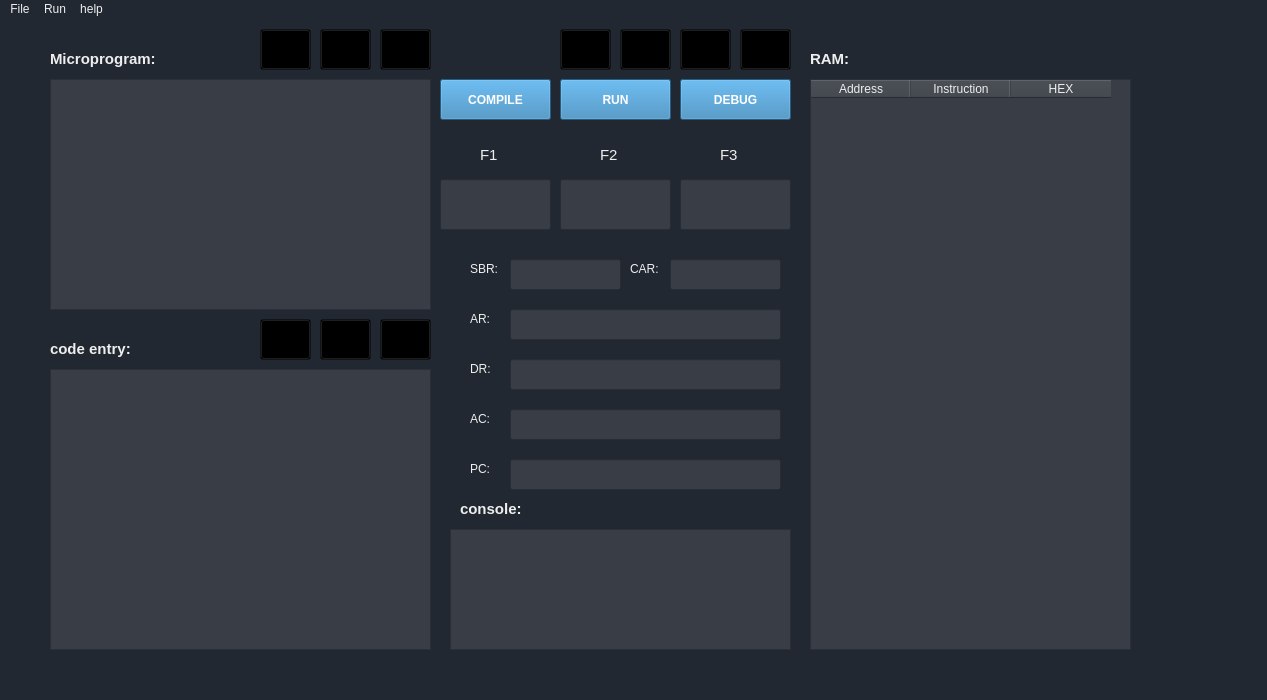
This is MicroProgram-Simulator/mainwindow.ui in falakian/MicroProgram-Simulator as Qt 5 draws it before an edit. The edited form follows.
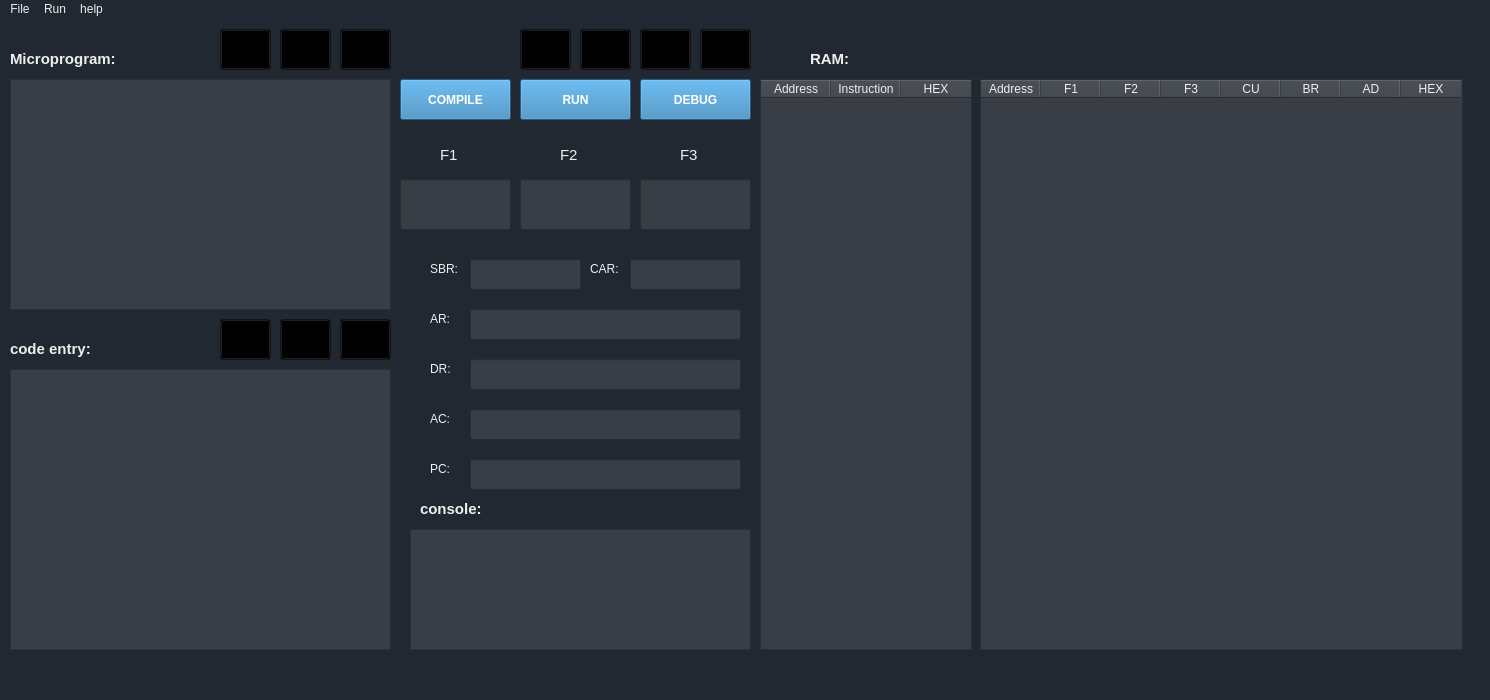
This is the edited form. Icons and pictures are not drawn.

Commit message: Microprogram print function

Patch:
```diff
--- a/MicroProgram-Simulator/mainwindow.ui
+++ b/MicroProgram-Simulator/mainwindow.ui
@@ -6,10 +6,16 @@
    <rect>
     <x>0</x>
     <y>0</y>
-    <width>1267</width>
+    <width>1490</width>
     <height>700</height>
    </rect>
   </property>
+  <property name="sizePolicy">
+   <sizepolicy hsizetype="Preferred" vsizetype="Preferred">
+    <horstretch>0</horstretch>
+    <verstretch>0</verstretch>
+   </sizepolicy>
+  </property>
   <property name="font">
    <font>
     <bold>true</bold>
@@ -34,7 +40,7 @@
    <widget class="QListView" name="listView">
     <property name="geometry">
      <rect>
-      <x>50</x>
+      <x>10</x>
       <y>60</y>
       <width>381</width>
       <height>231</height>
@@ -48,7 +54,7 @@
    <widget class="QListView" name="listView_2">
     <property name="geometry">
      <rect>
-      <x>50</x>
+      <x>10</x>
       <y>350</y>
       <width>381</width>
       <height>281</height>
@@ -64,7 +70,7 @@
     </property>
     <property name="geometry">
      <rect>
-      <x>510</x>
+      <x>470</x>
       <y>290</y>
       <width>271</width>
       <height>31</height>
@@ -83,7 +89,7 @@
     </property>
     <property name="geometry">
      <rect>
-      <x>510</x>
+      <x>470</x>
       <y>340</y>
       <width>271</width>
       <height>31</height>
@@ -102,7 +108,7 @@
     </property>
     <property name="geometry">
      <rect>
-      <x>510</x>
+      <x>470</x>
       <y>390</y>
       <width>271</width>
       <height>31</height>
@@ -121,7 +127,7 @@
     </property>
     <property name="geometry">
      <rect>
-      <x>510</x>
+      <x>470</x>
       <y>440</y>
       <width>271</width>
       <height>31</height>
@@ -140,7 +146,7 @@
     </property>
     <property name="geometry">
      <rect>
-      <x>450</x>
+      <x>410</x>
       <y>510</y>
       <width>341</width>
       <height>121</height>
@@ -164,7 +170,7 @@
    <widget class="QLabel" name="label">
     <property name="geometry">
      <rect>
-      <x>470</x>
+      <x>430</x>
       <y>290</y>
       <width>21</width>
       <height>20</height>
@@ -177,7 +183,7 @@
    <widget class="QLabel" name="label_2">
     <property name="geometry">
      <rect>
-      <x>470</x>
+      <x>430</x>
       <y>340</y>
       <width>21</width>
       <height>20</height>
@@ -190,7 +196,7 @@
    <widget class="QLabel" name="label_3">
     <property name="geometry">
      <rect>
-      <x>470</x>
+      <x>430</x>
       <y>390</y>
       <width>21</width>
       <height>20</height>
@@ -203,7 +209,7 @@
    <widget class="QLabel" name="label_4">
     <property name="geometry">
      <rect>
-      <x>470</x>
+      <x>430</x>
       <y>440</y>
       <width>31</width>
       <height>20</height>
@@ -216,7 +222,7 @@
    <widget class="QLabel" name="label_5">
     <property name="geometry">
      <rect>
-      <x>460</x>
+      <x>420</x>
       <y>480</y>
       <width>101</width>
       <height>20</height>
@@ -235,7 +241,7 @@
    <widget class="QPushButton" name="pushButton">
     <property name="geometry">
      <rect>
-      <x>440</x>
+      <x>400</x>
       <y>60</y>
       <width>111</width>
       <height>41</height>
@@ -262,7 +268,7 @@
    <widget class="QPushButton" name="pushButton_2">
     <property name="geometry">
      <rect>
-      <x>560</x>
+      <x>520</x>
       <y>60</y>
       <width>111</width>
       <height>41</height>
@@ -289,7 +295,7 @@
    <widget class="QPushButton" name="pushButton_3">
     <property name="geometry">
      <rect>
-      <x>680</x>
+      <x>640</x>
       <y>60</y>
       <width>111</width>
       <height>41</height>
@@ -316,7 +322,7 @@
    <widget class="QPushButton" name="next_step">
     <property name="geometry">
      <rect>
-      <x>560</x>
+      <x>520</x>
       <y>10</y>
       <width>51</width>
       <height>41</height>
@@ -341,7 +347,7 @@
    <widget class="QPushButton" name="restart">
     <property name="geometry">
      <rect>
-      <x>620</x>
+      <x>580</x>
       <y>10</y>
       <width>51</width>
       <height>41</height>
@@ -363,7 +369,7 @@
    <widget class="QPushButton" name="continue_2">
     <property name="geometry">
      <rect>
-      <x>680</x>
+      <x>640</x>
       <y>10</y>
       <width>51</width>
       <height>41</height>
@@ -385,7 +391,7 @@
    <widget class="QPushButton" name="stop">
     <property name="geometry">
      <rect>
-      <x>740</x>
+      <x>700</x>
       <y>10</y>
       <width>51</width>
       <height>41</height>
@@ -410,7 +416,7 @@
     </property>
     <property name="geometry">
      <rect>
-      <x>50</x>
+      <x>10</x>
       <y>60</y>
       <width>381</width>
       <height>231</height>
@@ -440,7 +446,7 @@
     </property>
     <property name="geometry">
      <rect>
-      <x>50</x>
+      <x>10</x>
       <y>350</y>
       <width>381</width>
       <height>281</height>
@@ -456,7 +462,7 @@
    <widget class="QLabel" name="label_6">
     <property name="geometry">
      <rect>
-      <x>50</x>
+      <x>10</x>
       <y>30</y>
       <width>131</width>
       <height>20</height>
@@ -475,7 +481,7 @@
    <widget class="QLabel" name="label_7">
     <property name="geometry">
      <rect>
-      <x>50</x>
+      <x>10</x>
       <y>320</y>
       <width>131</width>
       <height>20</height>
@@ -513,7 +519,7 @@
    <widget class="QPushButton" name="new_assembly">
     <property name="geometry">
      <rect>
-      <x>380</x>
+      <x>340</x>
       <y>300</y>
       <width>51</width>
       <height>41</height>
@@ -535,7 +541,7 @@
    <widget class="QPushButton" name="open_assembly">
     <property name="geometry">
      <rect>
-      <x>320</x>
+      <x>280</x>
       <y>300</y>
       <width>51</width>
       <height>41</height>
@@ -557,7 +563,7 @@
    <widget class="QPushButton" name="save_assembly">
     <property name="geometry">
      <rect>
-      <x>260</x>
+      <x>220</x>
       <y>300</y>
       <width>51</width>
       <height>41</height>
@@ -579,7 +585,7 @@
    <widget class="QPushButton" name="save_micro">
     <property name="geometry">
      <rect>
-      <x>260</x>
+      <x>220</x>
       <y>10</y>
       <width>51</width>
       <height>41</height>
@@ -601,7 +607,7 @@
    <widget class="QPushButton" name="new_micro">
     <property name="geometry">
      <rect>
-      <x>380</x>
+      <x>340</x>
       <y>10</y>
       <width>51</width>
       <height>41</height>
@@ -623,7 +629,7 @@
    <widget class="QPushButton" name="open_micro">
     <property name="geometry">
      <rect>
-      <x>320</x>
+      <x>280</x>
       <y>10</y>
       <width>51</width>
       <height>41</height>
@@ -648,7 +654,7 @@
     </property>
     <property name="geometry">
      <rect>
-      <x>670</x>
+      <x>630</x>
       <y>240</y>
       <width>111</width>
       <height>31</height>
@@ -667,7 +673,7 @@
     </property>
     <property name="geometry">
      <rect>
-      <x>510</x>
+      <x>470</x>
       <y>240</y>
       <width>111</width>
       <height>31</height>
@@ -683,7 +689,7 @@
    <widget class="QLabel" name="label_9">
     <property name="geometry">
      <rect>
-      <x>630</x>
+      <x>590</x>
       <y>240</y>
       <width>31</width>
       <height>20</height>
@@ -696,7 +702,7 @@
    <widget class="QLabel" name="label_10">
     <property name="geometry">
      <rect>
-      <x>470</x>
+      <x>430</x>
       <y>240</y>
       <width>31</width>
       <height>20</height>
@@ -712,7 +718,7 @@
     </property>
     <property name="geometry">
      <rect>
-      <x>680</x>
+      <x>640</x>
       <y>160</y>
       <width>111</width>
       <height>51</height>
@@ -731,7 +737,7 @@
     </property>
     <property name="geometry">
      <rect>
-      <x>560</x>
+      <x>520</x>
       <y>160</y>
       <width>111</width>
       <height>51</height>
@@ -750,7 +756,7 @@
     </property>
     <property name="geometry">
      <rect>
-      <x>440</x>
+      <x>400</x>
       <y>160</y>
       <width>111</width>
       <height>51</height>
@@ -766,7 +772,7 @@
    <widget class="QLabel" name="label_11">
     <property name="geometry">
      <rect>
-      <x>480</x>
+      <x>440</x>
       <y>120</y>
       <width>31</width>
       <height>31</height>
@@ -784,7 +790,7 @@
    <widget class="QLabel" name="label_12">
     <property name="geometry">
      <rect>
-      <x>600</x>
+      <x>560</x>
       <y>120</y>
       <width>31</width>
       <height>31</height>
@@ -802,7 +808,7 @@
    <widget class="QLabel" name="label_13">
     <property name="geometry">
      <rect>
-      <x>720</x>
+      <x>680</x>
       <y>120</y>
       <width>31</width>
       <height>31</height>
@@ -823,12 +829,18 @@
     </property>
     <property name="geometry">
      <rect>
-      <x>810</x>
+      <x>760</x>
       <y>60</y>
-      <width>321</width>
+      <width>212</width>
       <height>571</height>
      </rect>
     </property>
+    <property name="sizePolicy">
+     <sizepolicy hsizetype="Expanding" vsizetype="Expanding">
+      <horstretch>0</horstretch>
+      <verstretch>0</verstretch>
+     </sizepolicy>
+    </property>
     <property name="palette">
      <palette>
       <active>
@@ -1096,6 +1108,12 @@
     <attribute name="horizontalHeaderCascadingSectionResizes">
      <bool>false</bool>
     </attribute>
+    <attribute name="horizontalHeaderMinimumSectionSize">
+     <number>20</number>
+    </attribute>
+    <attribute name="horizontalHeaderDefaultSectionSize">
+     <number>70</number>
+    </attribute>
     <attribute name="horizontalHeaderHighlightSections">
      <bool>false</bool>
     </attribute>
@@ -1112,13 +1130,6 @@
      <property name="whatsThis">
       <string notr="true"/>
      </property>
-     <property name="background">
-      <color>
-       <red>170</red>
-       <green>0</green>
-       <blue>0</blue>
-      </color>
-     </property>
     </column>
     <column>
      <property name="text">
@@ -1131,13 +1142,348 @@
      </property>
     </column>
    </widget>
+   <widget class="QTableWidget" name="Microprogram_table">
+    <property name="enabled">
+     <bool>true</bool>
+    </property>
+    <property name="geometry">
+     <rect>
+      <x>980</x>
+      <y>60</y>
+      <width>483</width>
+      <height>571</height>
+     </rect>
+    </property>
+    <property name="palette">
+     <palette>
+      <active>
+       <colorrole role="WindowText">
+        <brush brushstyle="SolidPattern">
+         <color alpha="255">
+          <red>238</red>
+          <green>238</green>
+          <blue>238</blue>
+         </color>
+        </brush>
+       </colorrole>
+       <colorrole role="Button">
+        <brush brushstyle="SolidPattern">
+         <color alpha="255">
+          <red>57</red>
+          <green>62</green>
+          <blue>70</blue>
+         </color>
+        </brush>
+       </colorrole>
+       <colorrole role="Text">
+        <brush brushstyle="SolidPattern">
+         <color alpha="255">
+          <red>238</red>
+          <green>238</green>
+          <blue>238</blue>
+         </color>
+        </brush>
+       </colorrole>
+       <colorrole role="ButtonText">
+        <brush brushstyle="SolidPattern">
+         <color alpha="255">
+          <red>238</red>
+          <green>238</green>
+          <blue>238</blue>
+         </color>
+        </brush>
+       </colorrole>
+       <colorrole role="Base">
+        <brush brushstyle="SolidPattern">
+         <color alpha="255">
+          <red>57</red>
+          <green>62</green>
+          <blue>70</blue>
+         </color>
+        </brush>
+       </colorrole>
+       <colorrole role="Window">
+        <brush brushstyle="SolidPattern">
+         <color alpha="255">
+          <red>57</red>
+          <green>62</green>
+          <blue>70</blue>
+         </color>
+        </brush>
+       </colorrole>
+       <colorrole role="Highlight">
+        <brush brushstyle="SolidPattern">
+         <color alpha="255">
+          <red>37</red>
+          <green>40</green>
+          <blue>45</blue>
+         </color>
+        </brush>
+       </colorrole>
+       <colorrole role="PlaceholderText">
+        <brush brushstyle="SolidPattern">
+         <color alpha="255">
+          <red>238</red>
+          <green>238</green>
+          <blue>238</blue>
+         </color>
+        </brush>
+       </colorrole>
+      </active>
+      <inactive>
+       <colorrole role="WindowText">
+        <brush brushstyle="SolidPattern">
+         <color alpha="255">
+          <red>238</red>
+          <green>238</green>
+          <blue>238</blue>
+         </color>
+        </brush>
+       </colorrole>
+       <colorrole role="Button">
+        <brush brushstyle="SolidPattern">
+         <color alpha="255">
+          <red>57</red>
+          <green>62</green>
+          <blue>70</blue>
+         </color>
+        </brush>
+       </colorrole>
+       <colorrole role="Text">
+        <brush brushstyle="SolidPattern">
+         <color alpha="255">
+          <red>238</red>
+          <green>238</green>
+          <blue>238</blue>
+         </color>
+        </brush>
+       </colorrole>
+       <colorrole role="ButtonText">
+        <brush brushstyle="SolidPattern">
+         <color alpha="255">
+          <red>238</red>
+          <green>238</green>
+          <blue>238</blue>
+         </color>
+        </brush>
+       </colorrole>
+       <colorrole role="Base">
+        <brush brushstyle="SolidPattern">
+         <color alpha="255">
+          <red>57</red>
+          <green>62</green>
+          <blue>70</blue>
+         </color>
+        </brush>
+       </colorrole>
+       <colorrole role="Window">
+        <brush brushstyle="SolidPattern">
+         <color alpha="255">
+          <red>57</red>
+          <green>62</green>
+          <blue>70</blue>
+         </color>
+        </brush>
+       </colorrole>
+       <colorrole role="Highlight">
+        <brush brushstyle="SolidPattern">
+         <color alpha="255">
+          <red>37</red>
+          <green>40</green>
+          <blue>45</blue>
+         </color>
+        </brush>
+       </colorrole>
+       <colorrole role="PlaceholderText">
+        <brush brushstyle="SolidPattern">
+         <color alpha="255">
+          <red>238</red>
+          <green>238</green>
+          <blue>238</blue>
+         </color>
+        </brush>
+       </colorrole>
+      </inactive>
+      <disabled>
+       <colorrole role="WindowText">
+        <brush brushstyle="SolidPattern">
+         <color alpha="255">
+          <red>238</red>
+          <green>238</green>
+          <blue>238</blue>
+         </color>
+        </brush>
+       </colorrole>
+       <colorrole role="Button">
+        <brush brushstyle="SolidPattern">
+         <color alpha="255">
+          <red>57</red>
+          <green>62</green>
+          <blue>70</blue>
+         </color>
+        </brush>
+       </colorrole>
+       <colorrole role="Text">
+        <brush brushstyle="SolidPattern">
+         <color alpha="255">
+          <red>238</red>
+          <green>238</green>
+          <blue>238</blue>
+         </color>
+        </brush>
+       </colorrole>
+       <colorrole role="ButtonText">
+        <brush brushstyle="SolidPattern">
+         <color alpha="255">
+          <red>238</red>
+          <green>238</green>
+          <blue>238</blue>
+         </color>
+        </brush>
+       </colorrole>
+       <colorrole role="Base">
+        <brush brushstyle="SolidPattern">
+         <color alpha="255">
+          <red>57</red>
+          <green>62</green>
+          <blue>70</blue>
+         </color>
+        </brush>
+       </colorrole>
+       <colorrole role="Window">
+        <brush brushstyle="SolidPattern">
+         <color alpha="255">
+          <red>57</red>
+          <green>62</green>
+          <blue>70</blue>
+         </color>
+        </brush>
+       </colorrole>
+       <colorrole role="Highlight">
+        <brush brushstyle="SolidPattern">
+         <color alpha="255">
+          <red>37</red>
+          <green>40</green>
+          <blue>45</blue>
+         </color>
+        </brush>
+       </colorrole>
+       <colorrole role="PlaceholderText">
+        <brush brushstyle="SolidPattern">
+         <color alpha="255">
+          <red>238</red>
+          <green>238</green>
+          <blue>238</blue>
+         </color>
+        </brush>
+       </colorrole>
+      </disabled>
+     </palette>
+    </property>
+    <property name="mouseTracking">
+     <bool>false</bool>
+    </property>
+    <property name="styleSheet">
+     <string notr="true">background-color:rgb(57, 62, 70);
+selection-background-color:  rgb(37, 40, 45);
+</string>
+    </property>
+    <property name="autoScroll">
+     <bool>true</bool>
+    </property>
+    <property name="editTriggers">
+     <set>QAbstractItemView::NoEditTriggers</set>
+    </property>
+    <property name="tabKeyNavigation">
+     <bool>false</bool>
+    </property>
+    <property name="dragDropOverwriteMode">
+     <bool>true</bool>
+    </property>
+    <property name="selectionMode">
+     <enum>QAbstractItemView::SingleSelection</enum>
+    </property>
+    <property name="selectionBehavior">
+     <enum>QAbstractItemView::SelectRows</enum>
+    </property>
+    <property name="showGrid">
+     <bool>true</bool>
+    </property>
+    <property name="gridStyle">
+     <enum>Qt::SolidLine</enum>
+    </property>
+    <property name="cornerButtonEnabled">
+     <bool>true</bool>
+    </property>
+    <attribute name="horizontalHeaderVisible">
+     <bool>true</bool>
+    </attribute>
+    <attribute name="horizontalHeaderCascadingSectionResizes">
+     <bool>false</bool>
+    </attribute>
+    <attribute name="horizontalHeaderDefaultSectionSize">
+     <number>60</number>
+    </attribute>
+    <attribute name="horizontalHeaderHighlightSections">
+     <bool>false</bool>
+    </attribute>
+    <attribute name="verticalHeaderVisible">
+     <bool>false</bool>
+    </attribute>
+    <attribute name="verticalHeaderHighlightSections">
+     <bool>false</bool>
+    </attribute>
+    <column>
+     <property name="text">
+      <string>Address</string>
+     </property>
+     <property name="whatsThis">
+      <string notr="true"/>
+     </property>
+    </column>
+    <column>
+     <property name="text">
+      <string>F1</string>
+     </property>
+    </column>
+    <column>
+     <property name="text">
+      <string>F2</string>
+     </property>
+    </column>
+    <column>
+     <property name="text">
+      <string>F3</string>
+     </property>
+    </column>
+    <column>
+     <property name="text">
+      <string>CU</string>
+     </property>
+    </column>
+    <column>
+     <property name="text">
+      <string>BR</string>
+     </property>
+    </column>
+    <column>
+     <property name="text">
+      <string>AD</string>
+     </property>
+    </column>
+    <column>
+     <property name="text">
+      <string>HEX</string>
+     </property>
+    </column>
+   </widget>
   </widget>
   <widget class="QMenuBar" name="menubar">
    <property name="geometry">
     <rect>
      <x>0</x>
      <y>0</y>
-     <width>1267</width>
+     <width>1490</width>
      <height>25</height>
     </rect>
    </property>
```
The commit also changes 2 other files.
